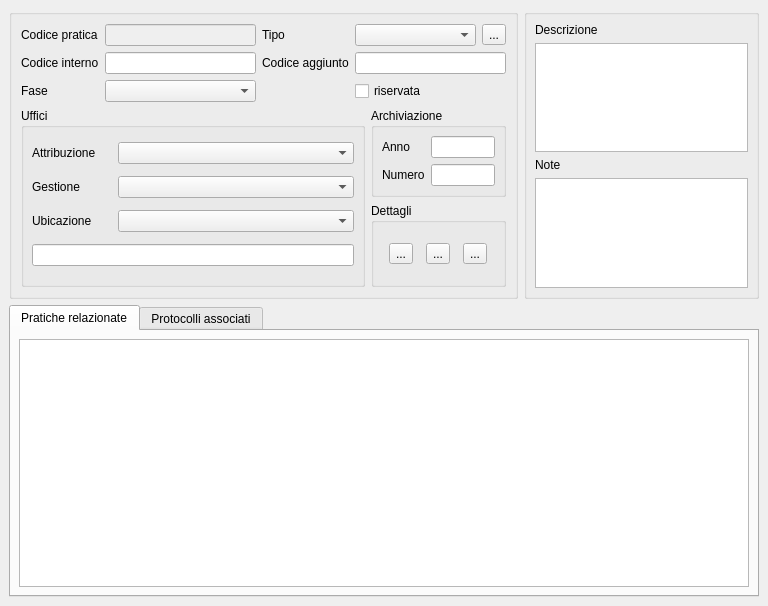
Before: the Qt Designer form src/com/axiastudio/suite/pratiche/forms/pratica.ui in tizianolattisi/suitegda, drawn with Qt 5.
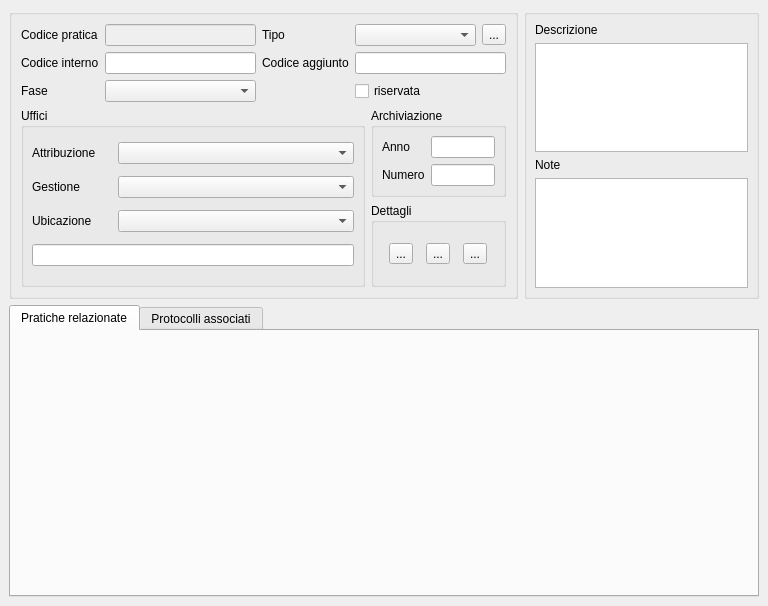
After: the same form once the commit is applied. Custom widgets are drawn as their Qt base class.

```diff
--- a/src/com/axiastudio/suite/pratiche/forms/pratica.ui
+++ b/src/com/axiastudio/suite/pratiche/forms/pratica.ui
@@ -376,24 +376,6 @@
        <attribute name="title">
         <string>Pratiche relazionate</string>
        </attribute>
-       <layout class="QVBoxLayout" name="verticalLayout_3">
-        <property name="margin">
-         <number>8</number>
-        </property>
-        <item>
-         <widget class="com.axiastudio.pypapi.ui.widgets.PyPaPiTableView" name="tableView_2">
-          <property name="entity" stdset="0">
-           <string>.praticaProtocolloCollection</string>
-          </property>
-          <property name="columns" stdset="0">
-           <string>&gt;protocollo&lt;</string>
-          </property>
-          <property name="reference" stdset="0">
-           <string>protocollo</string>
-          </property>
-         </widget>
-        </item>
-       </layout>
       </widget>
       <widget class="QWidget" name="tab">
        <attribute name="title">
@@ -404,7 +386,7 @@
          <number>8</number>
         </property>
         <item>
-         <widget class="com.axiastudio.pypapi.ui.widgets.PyPaPiTableView" name="tableView">
+         <widget class="com.axiastudio.pypapi.ui.widgets.PyPaPiTableView" name="tableView_2">
           <property name="entity" stdset="0">
            <string>.praticaProtocolloCollection</string>
           </property>
```
Left out of the diff: 12 changed lines with no effect on the pictures.
